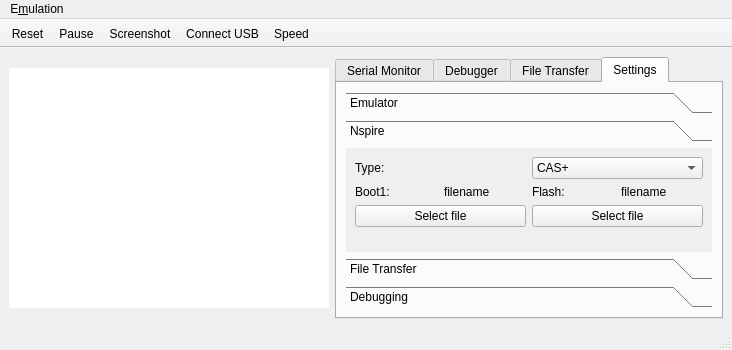
First picture: the form in mainwindow.ui, repository nspire-emus/firebird, before the edit.
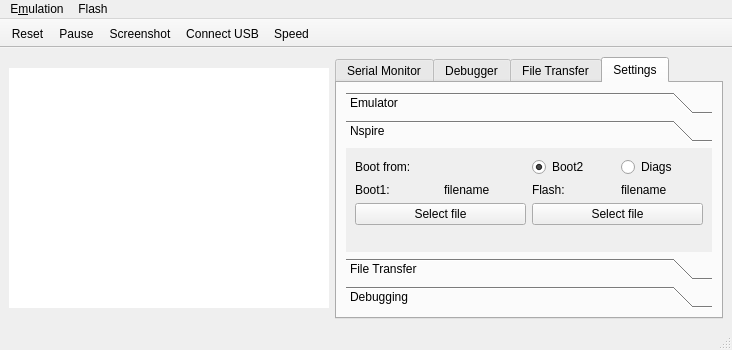
Second picture: the form after the edit. The open tabs and pages were chosen to show the change. Custom widgets are drawn as their Qt base class.

Commit message:
Add flash menu
-Also support disabling translation support in pro file
-Create flash dialog not functional right now
-Fix missing fclose in emu.c
-Reset usblink correctly if usb controller reset

```diff
--- a/mainwindow.ui
+++ b/mainwindow.ui
@@ -236,68 +236,34 @@
              <x>0</x>
              <y>0</y>
              <width>366</width>
-             <height>132</height>
+             <height>104</height>
             </rect>
            </property>
            <attribute name="label">
             <string>Nspire</string>
            </attribute>
            <layout class="QVBoxLayout" name="verticalLayout_5">
-            <item>
-             <layout class="QHBoxLayout" name="horizontalLayout_2">
-              <item>
-               <widget class="QLabel" name="label">
-                <property name="sizePolicy">
-                 <sizepolicy hsizetype="MinimumExpanding" vsizetype="Preferred">
-                  <horstretch>0</horstretch>
-                  <verstretch>0</verstretch>
-                 </sizepolicy>
-                </property>
-                <property name="text">
-                 <string>Type:</string>
-                </property>
-               </widget>
-              </item>
-              <item>
-               <widget class="QComboBox" name="selectProduct">
-                <property name="sizePolicy">
-                 <sizepolicy hsizetype="MinimumExpanding" vsizetype="Fixed">
-                  <horstretch>0</horstretch>
-                  <verstretch>0</verstretch>
-                 </sizepolicy>
-                </property>
-                <item>
-                 <property name="text">
-                  <string>CAS+</string>
-                 </property>
-                </item>
-                <item>
-                 <property name="text">
-                  <string>Classic</string>
-                 </property>
-                </item>
-                <item>
-                 <property name="text">
-                  <string>Classic CAS</string>
-                 </property>
-                </item>
-                <item>
-                 <property name="text">
-                  <string>CX</string>
-                 </property>
-                </item>
-                <item>
-                 <property name="text">
-                  <string>CX CAS</string>
-                 </property>
-                </item>
-               </widget>
-              </item>
-             </layout>
-            </item>
             <item>
              <layout class="QGridLayout" name="gridLayout">
-              <item row="0" column="0">
+              <item row="2" column="1">
+               <layout class="QHBoxLayout" name="horizontalLayout_4">
+                <item>
+                 <widget class="QLabel" name="label_3">
+                  <property name="text">
+                   <string>Flash:</string>
+                  </property>
+                 </widget>
+                </item>
+                <item>
+                 <widget class="QLabel" name="filenameFlash">
+                  <property name="text">
+                   <string>filename</string>
+                  </property>
+                 </widget>
+                </item>
+               </layout>
+              </item>
+              <item row="2" column="0">
                <layout class="QHBoxLayout" name="horizontalLayout_3">
                 <item>
                  <widget class="QLabel" name="label_2">
@@ -315,37 +281,47 @@
                 </item>
                </layout>
               </item>
-              <item row="1" column="2">
-               <widget class="QPushButton" name="fileFlash">
-                <property name="text">
-                 <string>Select file</string>
-                </property>
-               </widget>
+              <item row="1" column="1">
+               <layout class="QHBoxLayout" name="horizontalLayout_2">
+                <item>
+                 <widget class="QRadioButton" name="radioButton_2">
+                  <property name="text">
+                   <string>Boot2</string>
+                  </property>
+                  <property name="checked">
+                   <bool>true</bool>
+                  </property>
+                 </widget>
+                </item>
+                <item>
+                 <widget class="QRadioButton" name="radioButton">
+                  <property name="text">
+                   <string>Diags</string>
+                  </property>
+                 </widget>
+                </item>
+               </layout>
               </item>
               <item row="1" column="0">
+               <widget class="QLabel" name="label">
+                <property name="text">
+                 <string>Boot from:</string>
+                </property>
+               </widget>
+              </item>
+              <item row="3" column="0">
                <widget class="QPushButton" name="fileBoot1">
                 <property name="text">
                  <string>Select file</string>
                 </property>
                </widget>
               </item>
-              <item row="0" column="2">
-               <layout class="QHBoxLayout" name="horizontalLayout_4">
-                <item>
-                 <widget class="QLabel" name="label_3">
-                  <property name="text">
-                   <string>Flash:</string>
-                  </property>
-                 </widget>
-                </item>
-                <item>
-                 <widget class="QLabel" name="filenameFlash">
-                  <property name="text">
-                   <string>filename</string>
-                  </property>
-                 </widget>
-                </item>
-               </layout>
+              <item row="3" column="1">
+               <widget class="QPushButton" name="fileFlash">
+                <property name="text">
+                 <string>Select file</string>
+                </property>
+               </widget>
               </item>
              </layout>
             </item>
@@ -469,7 +445,15 @@
     <addaction name="actionDebugger"/>
     <addaction name="actionQuit"/>
    </widget>
+   <widget class="QMenu" name="menuFlash">
+    <property name="title">
+     <string>Flash</string>
+    </property>
+    <addaction name="actionSave"/>
+    <addaction name="actionCreate_flash"/>
+   </widget>
    <addaction name="menuEmulation"/>
+   <addaction name="menuFlash"/>
   </widget>
   <widget class="QStatusBar" name="statusbar"/>
   <widget class="QToolBar" name="toolBar">
```
Left out of the diff: 36 changed lines with no effect on the pictures. The commit also changes 12 other files.
